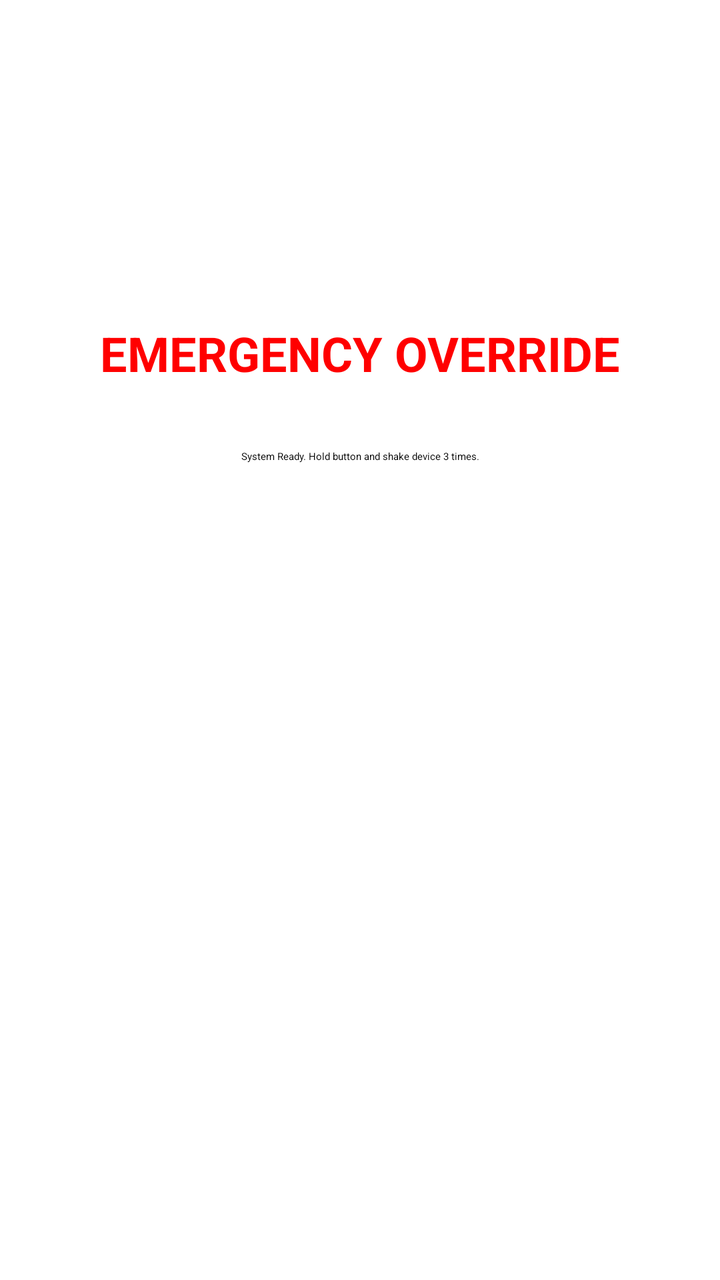
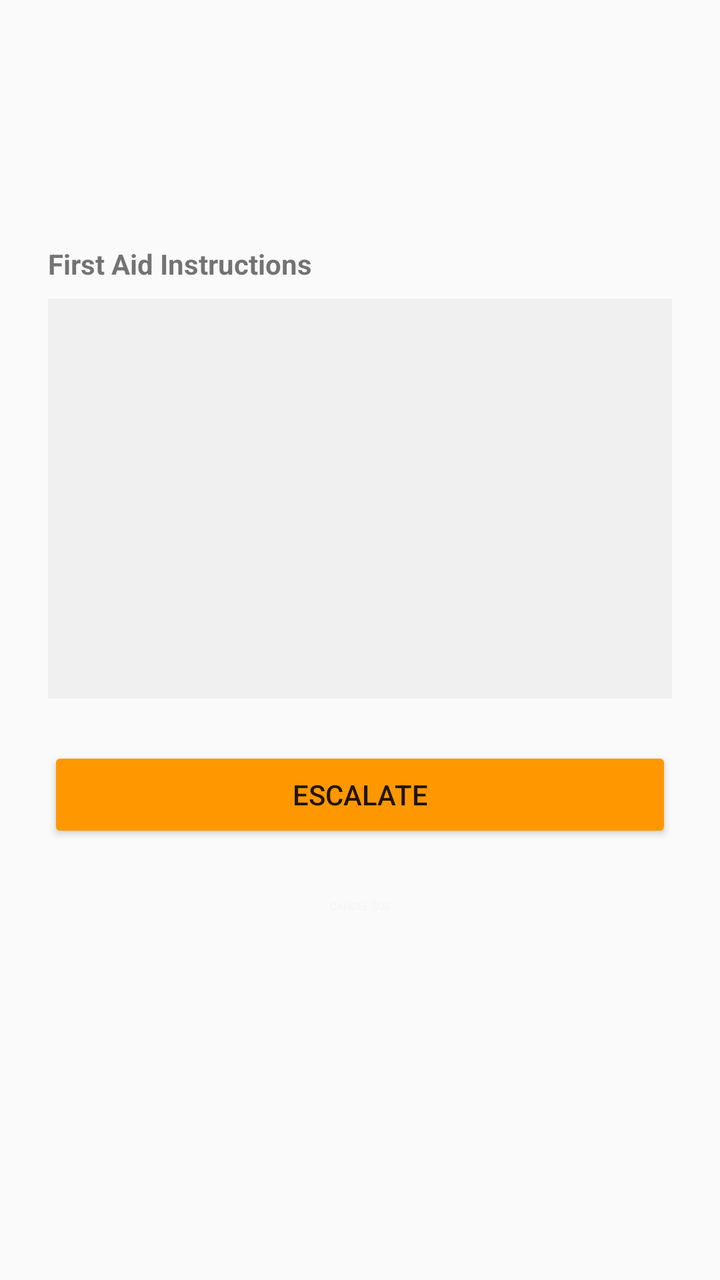

The first picture is an Android layout as it rendered before a commit; the second is the same layout after the commit. The layout source and the unified diff follow.
<!-- AndroidManifest.xml: application theme Theme.AegisMesh -->
<!-- res/layout/activity_emergency.xml -->
<?xml version="1.0" encoding="utf-8"?>
<LinearLayout xmlns:android="http://schemas.android.com/apk/res/android"
    android:id="@+id/rootEmergencyLayout"
    android:layout_width="match_parent"
    android:layout_height="match_parent"
    android:orientation="vertical"
    android:padding="24dp"
    android:gravity="center">

    <TextView
        android:layout_width="match_parent"
        android:layout_height="wrap_content"
        android:text="EMERGENCY OVERRIDE"
        android:textColor="#FF0000"
        android:textSize="24sp"
        android:textStyle="bold"
        android:gravity="center"
        android:layout_marginBottom="32dp"/>

    <TextView
        android:id="@+id/tvStatus"
        android:layout_width="match_parent"
        android:layout_height="wrap_content"
        android:text="System Ready. Hold button and shake device 3 times."
        android:gravity="center"
        android:layout_marginBottom="48dp"/>

    <Button
        android:id="@+id/btnHoldToArm"
        android:layout_width="200dp"
        android:layout_height="200dp"
        android:text="HOLD TO ARM"
        android:textSize="18sp"
        android:textStyle="bold"
        android:backgroundTint="#888888"
        android:textColor="#FFFFFF" />

</LinearLayout>
<!-- resources referenced by this layout -->
<resources>

</resources>

<!-- the commit's change to res/layout/activity_emergency.xml (unified diff, before → after) -->
@@ -1,38 +1,144 @@
 <?xml version="1.0" encoding="utf-8"?>
-<LinearLayout xmlns:android="http://schemas.android.com/apk/res/android"
-    android:id="@+id/rootEmergencyLayout"
+<ScrollView xmlns:android="http://schemas.android.com/apk/res/android"
     android:layout_width="match_parent"
-    android:layout_height="match_parent"
-    android:orientation="vertical"
-    android:padding="24dp"
-    android:gravity="center">
+    android:layout_height="match_parent">
 
-    <TextView
+    <LinearLayout
         android:layout_width="match_parent"
         android:layout_height="wrap_content"
-        android:text="EMERGENCY OVERRIDE"
-        android:textColor="#FF0000"
-        android:textSize="24sp"
-        android:textStyle="bold"
-        android:gravity="center"
-        android:layout_marginBottom="32dp"/>
+        android:orientation="vertical"
+        android:padding="24dp">
 
-    <TextView
-        android:id="@+id/tvStatus"
-        android:layout_width="match_parent"
-        android:layout_height="wrap_content"
-        android:text="System Ready. Hold button and shake device 3 times."
-        android:gravity="center"
-        android:layout_marginBottom="48dp"/>
+        <TextView
+            android:id="@+id/textEmergencyType"
+            android:layout_width="match_parent"
+            android:layout_height="wrap_content"
+            android:textSize="24sp"
+            android:textStyle="bold"
+            android:textColor="#FF0000"
+            android:gravity="center"
+            android:layout_marginBottom="8dp"/>
 
-    <Button
-        android:id="@+id/btnHoldToArm"
-        android:layout_width="200dp"
-        android:layout_height="200dp"
-        android:text="HOLD TO ARM"
-        android:textSize="18sp"
-        android:textStyle="bold"
-        android:backgroundTint="#888888"
-        android:textColor="#FFFFFF" />
+        <TextView
+            android:id="@+id/textMeshRelayStatus"
+            android:layout_width="match_parent"
+            android:layout_height="wrap_content"
+            android:gravity="center"
+            android:layout_marginBottom="4dp"/>
 
-</LinearLayout>
+        <TextView
+            android:id="@+id/textLocationStatus"
+            android:layout_width="match_parent"
+            android:layout_height="wrap_content"
+            android:gravity="center"
+            android:layout_marginBottom="16dp"/>
+
+        <TextView
+            android:layout_width="match_parent"
+            android:layout_height="wrap_content"
+            android:text="First Aid Instructions"
+            android:textStyle="bold"
+            android:layout_marginBottom="8dp"/>
+
+        <androidx.recyclerview.widget.RecyclerView
+            android:id="@+id/recyclerTriage"
+            android:layout_width="match_parent"
+            android:layout_height="200dp"
+            android:background="#F0F0F0"
+            android:layout_marginBottom="24dp"/>
+
+        
+        <LinearLayout
+            android:id="@+id/groupResponder"
+            android:layout_width="match_parent"
+            android:layout_height="wrap_content"
+            android:orientation="vertical"
+            android:background="#E8F5E9"
+            android:padding="12dp"
+            android:layout_marginBottom="16dp"
+            android:visibility="gone">
+
+            <LinearLayout
+                android:layout_width="match_parent"
+                android:layout_height="wrap_content"
+                android:orientation="horizontal"
+                android:gravity="center_vertical">
+
+                <TextView
+                    android:id="@+id/textResponderName"
+                    android:layout_width="wrap_content"
+                    android:layout_height="wrap_content"
+                    android:textStyle="bold"
+                    android:textSize="18sp"/>
+
+                <ImageView
+                    android:id="@+id/iconVerifiedBadge"
+                    android:layout_width="20dp"
+                    android:layout_height="20dp"
+                    android:layout_marginStart="8dp"
+                    android:src="@android:drawable/ic_dialog_info"
+                    android:visibility="gone"/>
+            </LinearLayout>
+
+            <TextView
+                android:id="@+id/textResponderTrustScore"
+                android:layout_width="match_parent"
+                android:layout_height="wrap_content"
+                android:textSize="12sp"/>
+
+            <TextView
+                android:id="@+id/textResponderEta"
+                android:layout_width="match_parent"
+                android:layout_height="wrap_content"
+                android:textStyle="bold"
+                android:textColor="#2E7D32"/>
+        </LinearLayout>
+
+        
+        <LinearLayout
+            android:id="@+id/groupHospital"
+            android:layout_width="match_parent"
+            android:layout_height="wrap_content"
+            android:orientation="vertical"
+            android:background="#E3F2FD"
+            android:padding="12dp"
+            android:layout_marginBottom="24dp"
+            android:visibility="gone">
+
+            <TextView
+                android:id="@+id/textHospitalName"
+                android:layout_width="match_parent"
+                android:layout_height="wrap_content"
+                android:textStyle="bold"
+                android:textSize="18sp"/>
+
+            <TextView
+                android:id="@+id/textHospitalReason"
+                android:layout_width="match_parent"
+                android:layout_height="wrap_content"
+                android:textSize="14sp"/>
+
+            <TextView
+                android:id="@+id/textHospitalDistance"
+                android:layout_width="match_parent"
+                android:layout_height="wrap_content"
+                android:textStyle="italic"/>
+        </LinearLayout>
+
+        <Button
+            android:id="@+id/buttonEscalate"
+            android:layout_width="match_parent"
+            android:layout_height="wrap_content"
+            android:text="ESCALATE"
+            android:backgroundTint="#FF9800"
+            android:layout_marginBottom="8dp"/>
+
+        <Button
+            android:id="@+id/buttonCancelSos"
+            android:layout_width="match_parent"
+            android:layout_height="wrap_content"
+            android:text="CANCEL SOS"
+            style="@style/Widget.MaterialComponents.Button.TextButton"/>
+
+    </LinearLayout>
+</ScrollView>
